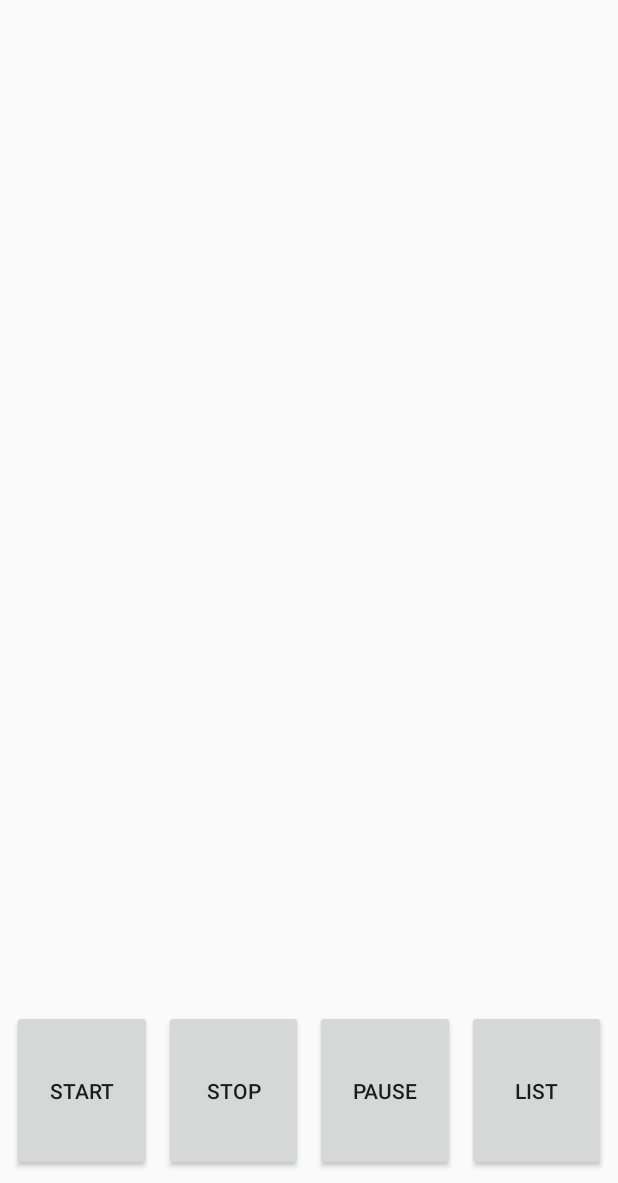
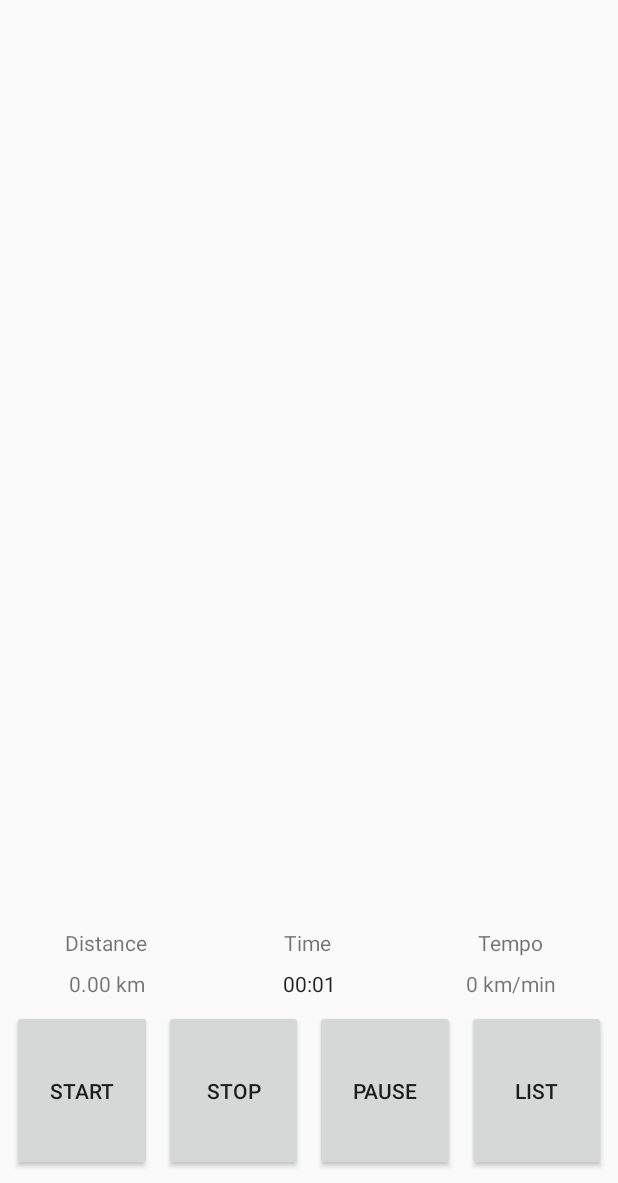
Before and after one commit to kratiukkarol/Leader, an Android app: the CyclingActivity screen opened directly, with no data from a screen before it, after a tap on "PAUSE", on a phone screen of 412 x 824 dp, the part 53-1236 px from its top. Run offline under Robolectric (Android 15) with nearby library versions, the phone set to English and light mode, and no system bars; our stand-ins replace Room's generated code; 1 other tap on this screen came first.

Commit message:
Chronometer added and cycling_activity changed

```diff
--- a/app/src/main/java/com/kratiukkarol/leader/CyclingActivity.java
+++ b/app/src/main/java/com/kratiukkarol/leader/CyclingActivity.java
@@ -7,17 +7,18 @@ import android.graphics.Color;
 import android.location.Location;
 import android.os.Bundle;
 import android.os.Looper;
+import android.os.SystemClock;
 import android.util.Log;
 import android.view.View;
 import android.widget.Button;
+import android.widget.Chronometer;
+import android.widget.TextView;
 import android.widget.Toast;
 
 import androidx.core.app.ActivityCompat;
 import androidx.core.content.ContextCompat;
 import androidx.fragment.app.FragmentActivity;
 import androidx.lifecycle.ViewModelProviders;
-import androidx.recyclerview.widget.LinearLayoutManager;
-import androidx.recyclerview.widget.RecyclerView;
 
 import com.google.android.gms.location.FusedLocationProviderClient;
 import com.google.android.gms.location.LocationCallback;
@@ -53,6 +54,9 @@ public class CyclingActivity extends FragmentActivity implements OnMapReadyCallb
     private static GeoPoint currentGeoPoint;
     private List<LatLng> points;
     private GeoPointViewModel geoPointViewModel;
+    private Chronometer chronometer;
+    private long pauseOffset;
+    private boolean isChronometerRunning;
 
     @Override
     protected void onCreate(Bundle savedInstanceState) {
@@ -60,6 +64,10 @@ public class CyclingActivity extends FragmentActivity implements OnMapReadyCallb
         setContentView(R.layout.activity_cycling);
         points = new ArrayList<>();
         geoPointViewModel = ViewModelProviders.of(this).get(GeoPointViewModel.class);
+
+        TextView distanceTextView = findViewById(R.id.distance);
+        TextView tempoTextView = findViewById(R.id.tempo);
+        chronometer = findViewById(R.id.chronometer);
 
         getLocationPermission();
         if (mLocationPermissionsGranted) {
@@ -71,10 +79,8 @@ public class CyclingActivity extends FragmentActivity implements OnMapReadyCallb
     }
 
     @Override
-    protected void onResume() {
-        super.onResume();
+    protected void onResume() { super.onResume();
     }
-
     @Override
     protected void onPause() {
         super.onPause();
@@ -103,23 +109,51 @@ public class CyclingActivity extends FragmentActivity implements OnMapReadyCallb
     public void onClick(View view) {
         switch (view.getId()) {
             case R.id.start_button:
+                startChronometer();
                 startLocationUpdates();
                 drawLine();
                 Toast.makeText(this, "Started location tracking", Toast.LENGTH_SHORT).show();
                 moveCamera(currentGeoPoint);
                 break;
             case R.id.pause_button:
+                pauseChronometer();
                 Toast.makeText(this, "Tracking paused", Toast.LENGTH_SHORT).show();
                 break;
             case R.id.stop_button:
+                stopChronometer();
                 Toast.makeText(this, "Tracking stopped", Toast.LENGTH_SHORT).show();
                 mGoogleMap.clear();
-                //points.clear();
+                points.clear();
+                geoPointViewModel.deleteAllGeoPoints();
                 break;
             case R.id.geo_points_list_button:
                 Intent geoPointsListIntent = new Intent(this, GeoPointsListActivity.class);
                 startActivity(geoPointsListIntent);
                 break;
+        }
+    }
+
+    public void startChronometer(){
+        if (!isChronometerRunning){
+            chronometer.setBase(SystemClock.elapsedRealtime() - pauseOffset);
+            chronometer.start();
+            isChronometerRunning = true;
+        }
+    }
+
+    public void pauseChronometer(){
+        if (isChronometerRunning){
+            chronometer.stop();
+            pauseOffset = SystemClock.elapsedRealtime() - chronometer.getBase();
+            isChronometerRunning = false;
+        }
+    }
+
+    public void stopChronometer(){
+        if (isChronometerRunning){
+            chronometer.stop();
+            chronometer.setBase(SystemClock.elapsedRealtime());
+            pauseOffset = 0;
         }
     }
 
--- a/app/src/main/java/com/kratiukkarol/leader/viewModel/GeoPointViewModel.java
+++ b/app/src/main/java/com/kratiukkarol/leader/viewModel/GeoPointViewModel.java
@@ -33,7 +33,7 @@ public class GeoPointViewModel extends AndroidViewModel {
         repository.delete(geoPoint);
     }
 
-    public void deleteAllGeoPoints(GeoPoint geoPoint){
+    public void deleteAllGeoPoints(){
         repository.deleteAllGeoPoints();
     }
 
--- a/app/src/main/res/layout/activity_cycling.xml
+++ b/app/src/main/res/layout/activity_cycling.xml
@@ -10,13 +10,13 @@
         android:name="com.google.android.gms.maps.SupportMapFragment"
         android:layout_width="0dp"
         android:layout_height="0dp"
-        app:layout_constraintBottom_toTopOf="@+id/geo_points_list_button"
+        android:layout_marginBottom="8dp"
+        app:layout_constraintBottom_toTopOf="@+id/distance"
         app:layout_constraintDimensionRatio=""
         app:layout_constraintEnd_toEndOf="parent"
         app:layout_constraintHorizontal_bias="0.0"
         app:layout_constraintStart_toStartOf="parent"
         app:layout_constraintTop_toTopOf="parent"
-        app:layout_constraintVertical_bias="1.0"
         tools:context=".CyclingActivity" />
 
     <Button
@@ -61,4 +61,71 @@
         app:layout_constraintEnd_toEndOf="parent"
         app:layout_constraintStart_toEndOf="@+id/pause_button" />
 
+    <TextView
+        android:id="@+id/distance"
+        android:layout_width="126dp"
+        android:layout_height="wrap_content"
+        android:layout_marginStart="8dp"
+        android:layout_marginBottom="8dp"
+        android:gravity="center"
+        android:text="@string/distance_text_view"
+        app:layout_constraintBottom_toTopOf="@+id/textView5"
+        app:layout_constraintStart_toStartOf="parent" />
+
+    <TextView
+        android:id="@+id/time"
+        android:layout_width="126dp"
+        android:layout_height="wrap_content"
+        android:layout_marginStart="8dp"
+        android:gravity="center"
+        android:text="@string/time_text_view"
+        app:layout_constraintBottom_toBottomOf="@+id/distance"
+        app:layout_constraintStart_toEndOf="@+id/distance" />
+
+    <TextView
+        android:id="@+id/tempo"
+        android:layout_width="127dp"
+        android:layout_height="wrap_content"
+        android:layout_marginStart="8dp"
+        android:layout_marginEnd="8dp"
+        android:gravity="center"
+        android:text="@string/tempo_text_view"
+        app:layout_constraintBottom_toBottomOf="@+id/time"
+        app:layout_constraintEnd_toEndOf="parent"
+        app:layout_constraintStart_toEndOf="@+id/time" />
+
+    <TextView
+        android:id="@+id/textView5"
+        android:layout_width="0dp"
+        android:layout_height="wrap_content"
+        android:layout_marginStart="8dp"
+        android:layout_marginBottom="8dp"
+        android:gravity="center"
+        android:text="0.00 km"
+        app:layout_constraintBottom_toTopOf="@+id/start_button"
+        app:layout_constraintEnd_toStartOf="@+id/chronometer"
+        app:layout_constraintStart_toStartOf="parent" />
+
+    <Chronometer
+        android:id="@+id/chronometer"
+        android:layout_width="0dp"
+        android:layout_height="wrap_content"
+        android:layout_marginStart="8dp"
+        android:gravity="center"
+        app:layout_constraintBottom_toBottomOf="@+id/textView5"
+        app:layout_constraintEnd_toStartOf="@+id/textView7"
+        app:layout_constraintStart_toEndOf="@+id/textView5" />
+
+    <TextView
+        android:id="@+id/textView7"
+        android:layout_width="0dp"
+        android:layout_height="wrap_content"
+        android:layout_marginStart="8dp"
+        android:layout_marginEnd="8dp"
+        android:gravity="center"
+        android:text="0 km/min"
+        app:layout_constraintBottom_toBottomOf="@+id/chronometer"
+        app:layout_constraintEnd_toEndOf="parent"
+        app:layout_constraintStart_toEndOf="@+id/chronometer" />
+
 </androidx.constraintlayout.widget.ConstraintLayout>
--- a/app/src/main/res/values/strings.xml
+++ b/app/src/main/res/values/strings.xml
@@ -11,6 +11,9 @@
     <string name="start_button">Start</string>
     <string name="pause_button">Pause</string>
     <string name="stop_button">Stop</string>
+    <string name="distance_text_view">Distance</string>
+    <string name="time_text_view">Time</string>
+    <string name="tempo_text_view">Tempo</string>
     <string name="geo_points_list_button">List</string>
     <string name="title_activity_cycling">CyclingMap</string>
     <string name="title_activity_scheduler">SchedulerActivity</string>
```
